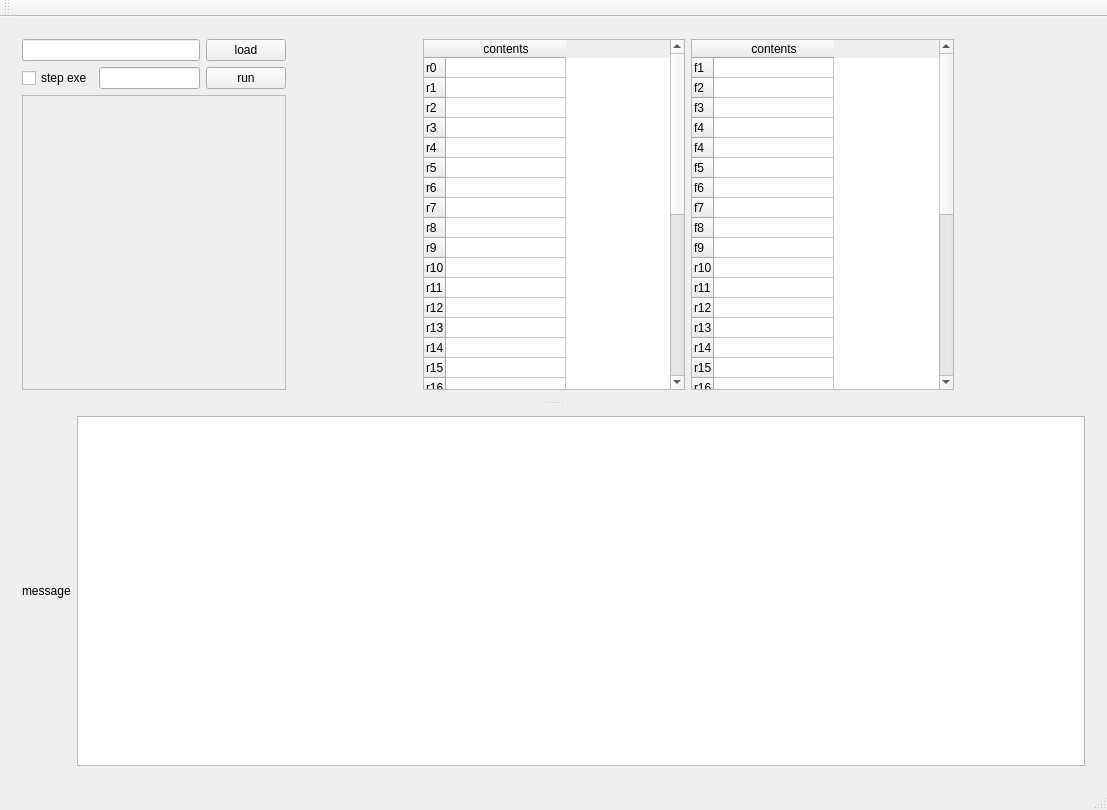
This is simulater/GUIsim/mainwindow.ui in usuyama/yjfactory as Qt 5 draws it before an edit. The edited form follows.
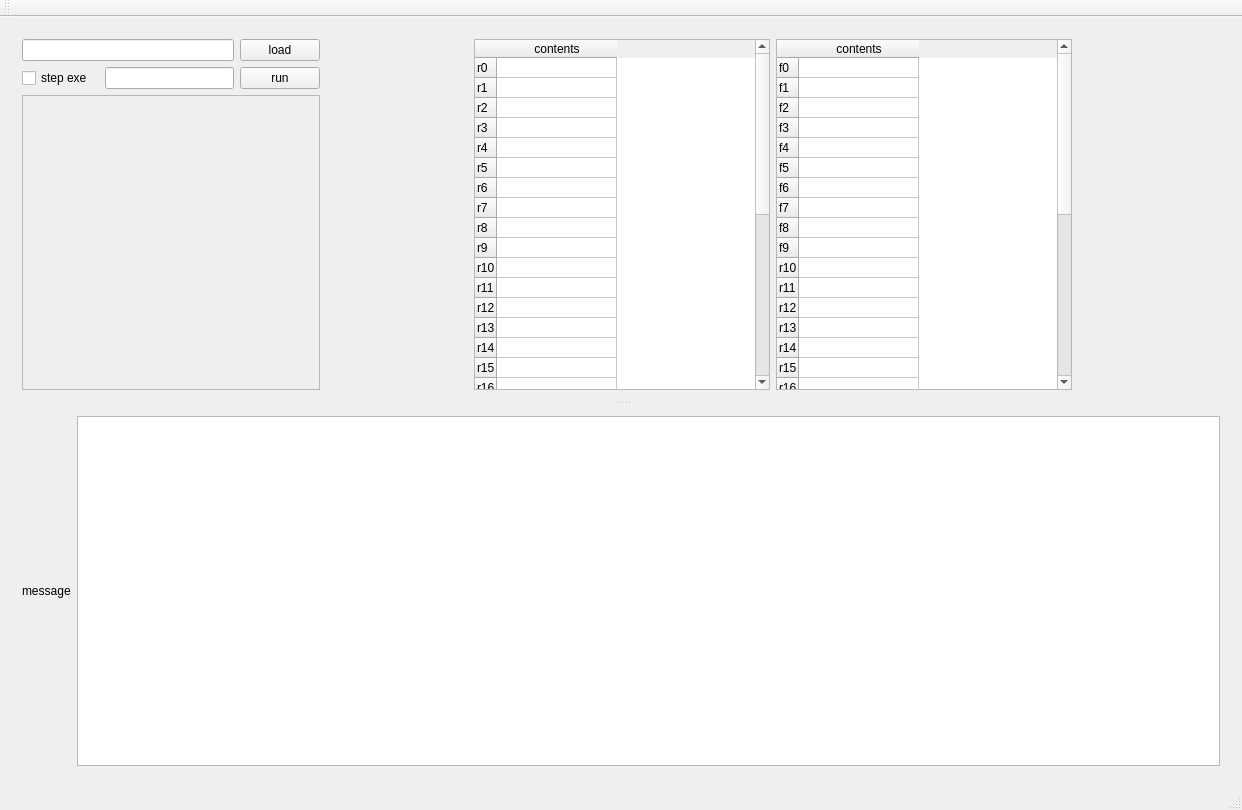
This is the edited form. Custom widgets are drawn as their Qt base class.

Patch:
```diff
--- a/simulater/GUIsim/mainwindow.ui
+++ b/simulater/GUIsim/mainwindow.ui
@@ -6,7 +6,7 @@
    <rect>
     <x>0</x>
     <y>0</y>
-    <width>1107</width>
+    <width>1242</width>
     <height>810</height>
    </rect>
   </property>
@@ -26,7 +26,7 @@
       <property name="orientation">
        <enum>Qt::Vertical</enum>
       </property>
-      <widget class="QWidget" name="">
+      <widget class="QWidget" name="layoutWidget">
        <layout class="QHBoxLayout" name="horizontalLayout_6" stretch="1,3">
         <item>
          <layout class="QVBoxLayout" name="verticalLayout_2">
@@ -341,6 +341,11 @@
             <attribute name="verticalHeaderMinimumSectionSize">
              <number>18</number>
             </attribute>
+            <row>
+             <property name="text">
+              <string>f0</string>
+             </property>
+            </row>
             <row>
              <property name="text">
               <string>f1</string>
@@ -361,11 +366,6 @@
               <string>f4</string>
              </property>
             </row>
-            <row>
-             <property name="text">
-              <string>f4</string>
-             </property>
-            </row>
             <row>
              <property name="text">
               <string>f5</string>
```
Left out of the diff: 2 changed lines with no effect on the pictures.
